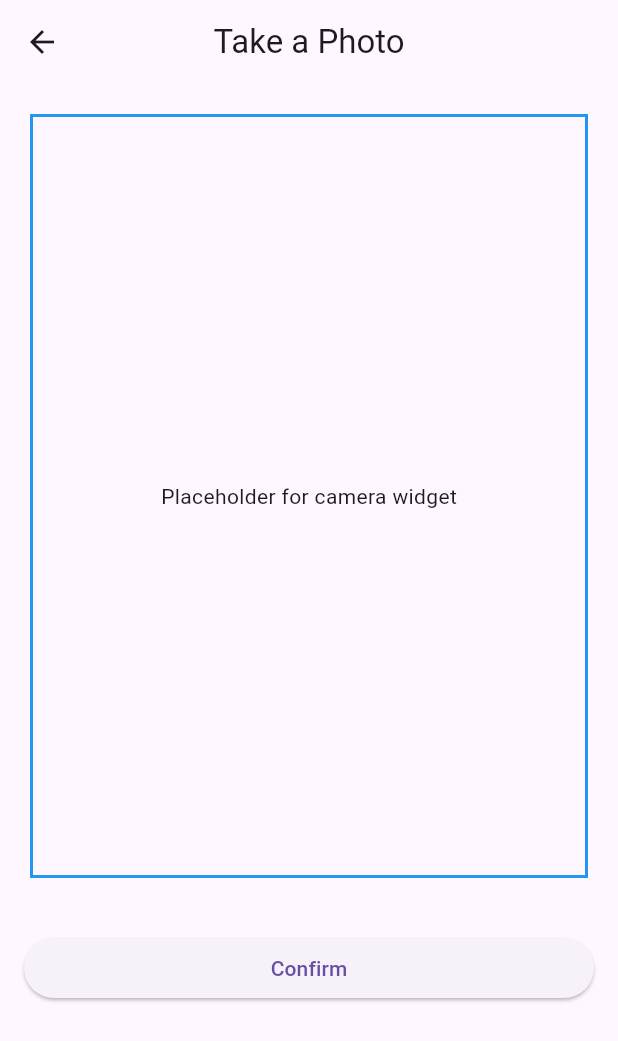
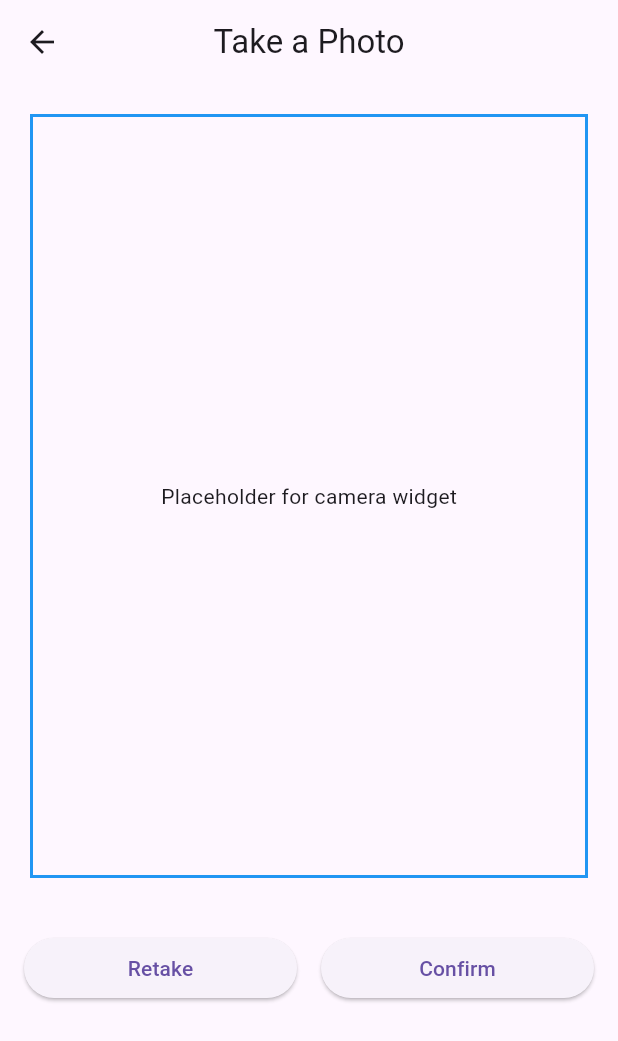
Before and after one commit to YuJieWu5/ten_mins_five_ingredients, a Flutter app: the PhotoCapturePage screen opened directly, on a phone screen of 412 x 824 dp. Shown: the top 1041 px of the screen. Run offline on Flutter 3.47's test engine with Material 3 defaults, Android fonts, the phone set to English and light mode, and no system bars; our stand-ins replace carousel_slider.

Commit message:
Update photo_capture_page.dart

```diff
--- a/lib/photo_capture_page.dart
+++ b/lib/photo_capture_page.dart
@@ -14,7 +14,7 @@ class PhotoCapturePage extends StatelessWidget {
           mainAxisAlignment: MainAxisAlignment.spaceAround,
           children: <Widget>[
             AspectRatio(
-              aspectRatio: 3/4, // Square box
+              aspectRatio: 3 / 4, // Square box
               child: Container(
                 margin: EdgeInsets.all(20),
                 decoration: BoxDecoration(
@@ -22,6 +22,7 @@ class PhotoCapturePage extends StatelessWidget {
                 ),
                 child: Center(
                   child: Text('Placeholder for camera widget'),
+                  // TODO: Implement camera widget
                 ),
               ),
             ),
@@ -43,9 +44,18 @@ class ActionBar extends StatelessWidget {
         children: <Widget>[
           Expanded(
             child: ElevatedButton(
+              child: Text('Retake'),
+              onPressed: () {
+                // TODO: Retake the photo
+              },
+            ),
+          ),
+          SizedBox(width: 16),
+          Expanded(
+            child: ElevatedButton(
               child: Text('Confirm'),
               onPressed: () {
-                // Navigate to the Ingredients list
+                // TODO: Implement show recipes functionality
               },
             ),
           ),
```
